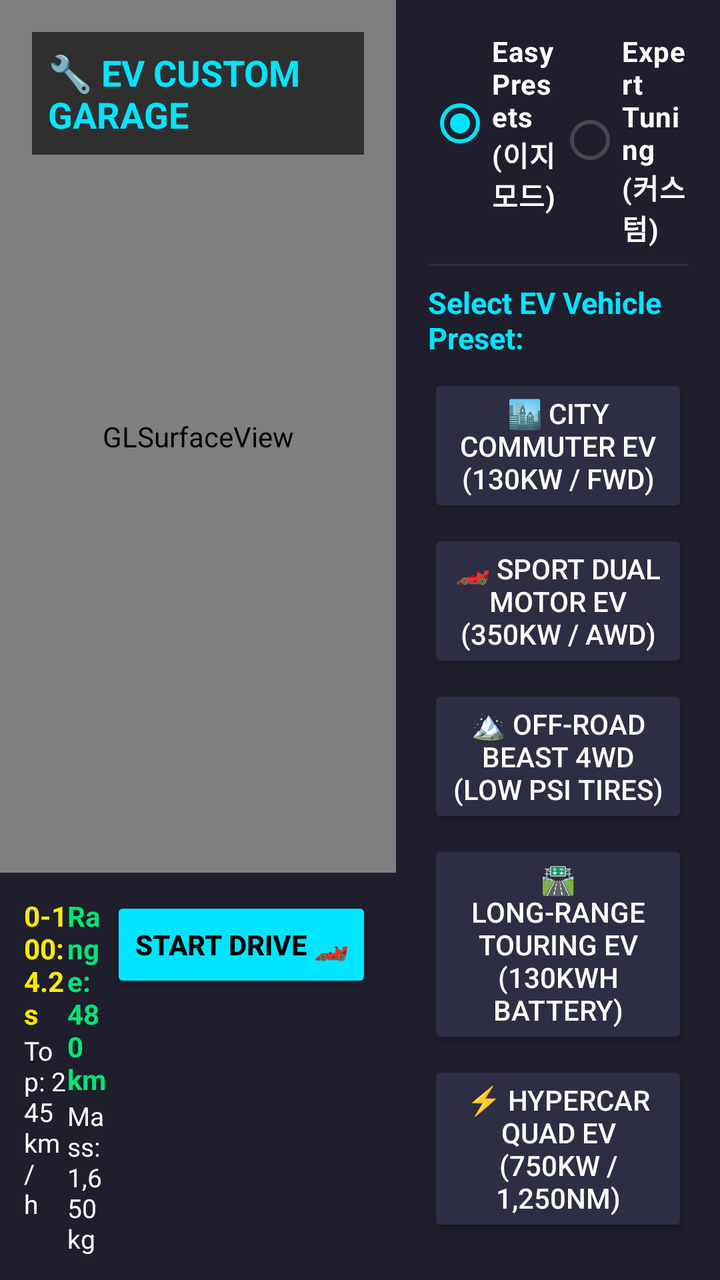
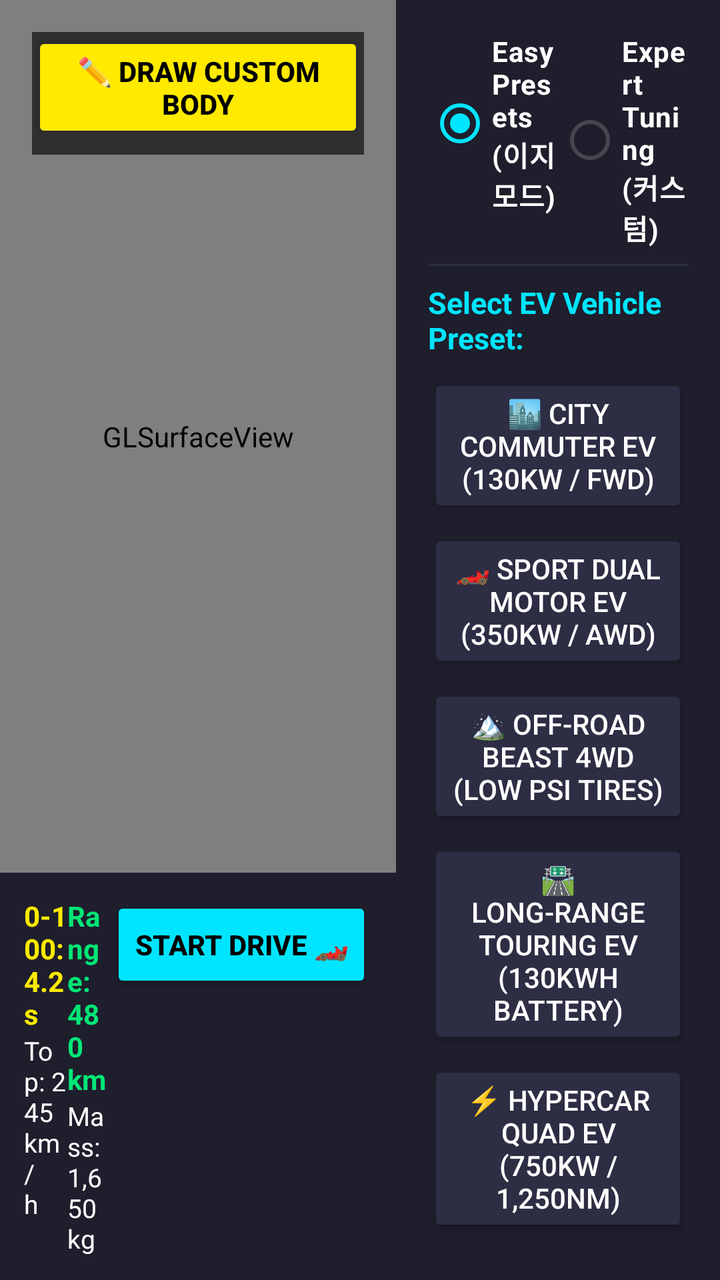

An Android layout rendered at two revisions. The XML below is the earlier revision; the diff shows what the commit changed to produce the second picture.
<!-- AndroidManifest.xml: application theme Theme.OpenWorld3DRacer -->
<!-- res/layout/activity_garage.xml -->
<?xml version="1.0" encoding="utf-8"?>
<LinearLayout xmlns:android="http://schemas.android.com/apk/res/android"
    xmlns:app="http://schemas.android.com/apk/res-auto"
    android:layout_width="match_parent"
    android:layout_height="match_parent"
    android:background="@color/dark_bg"
    android:orientation="horizontal">

    
    <LinearLayout
        android:layout_width="0dp"
        android:layout_height="match_parent"
        android:layout_weight="1.1"
        android:orientation="vertical">

        
        <FrameLayout
            android:layout_width="match_parent"
            android:layout_height="0dp"
            android:layout_weight="1">

            <android.opengl.GLSurfaceView
                android:id="@+id/glSurfaceGarage"
                android:layout_width="match_parent"
                android:layout_height="match_parent" />

            
            <TextView
                android:layout_width="wrap_content"
                android:layout_height="wrap_content"
                android:layout_margin="16dp"
                android:background="#A0000000"
                android:padding="8dp"
                android:text="🔧 EV CUSTOM GARAGE"
                android:textColor="@color/neon_blue"
                android:textSize="18sp"
                android:textStyle="bold" />
        </FrameLayout>

        
        <LinearLayout
            android:layout_width="match_parent"
            android:layout_height="wrap_content"
            android:background="@color/card_bg"
            android:orientation="horizontal"
            android:padding="12dp">

            <LinearLayout
                android:layout_width="0dp"
                android:layout_height="wrap_content"
                android:layout_weight="1"
                android:orientation="vertical">
                <TextView
                    android:id="@+id/tvStatAccel"
                    android:layout_width="wrap_content"
                    android:layout_height="wrap_content"
                    android:text="0-100: 4.2s"
                    android:textColor="@color/neon_yellow"
                    android:textSize="14sp"
                    android:textStyle="bold" />
                <TextView
                    android:id="@+id/tvStatSpeed"
                    android:layout_width="wrap_content"
                    android:layout_height="wrap_content"
                    android:text="Top: 245 km/h"
                    android:textColor="@color/white"
                    android:textSize="13sp" />
            </LinearLayout>

            <LinearLayout
                android:layout_width="0dp"
                android:layout_height="wrap_content"
                android:layout_weight="1"
                android:orientation="vertical">
                <TextView
                    android:id="@+id/tvStatRange"
                    android:layout_width="wrap_content"
                    android:layout_height="wrap_content"
                    android:text="Range: 480 km"
                    android:textColor="@color/neon_green"
                    android:textSize="14sp"
                    android:textStyle="bold" />
                <TextView
                    android:id="@+id/tvStatMass"
                    android:layout_width="wrap_content"
                    android:layout_height="wrap_content"
                    android:text="Mass: 1,650 kg"
                    android:textColor="@color/white"
                    android:textSize="13sp" />
            </LinearLayout>

            <Button
                android:id="@+id/btnDriveNow"
                android:layout_width="wrap_content"
                android:layout_height="wrap_content"
                android:backgroundTint="@color/neon_blue"
                android:text="START DRIVE 🏎️"
                android:textColor="@color/black"
                android:textStyle="bold" />
        </LinearLayout>
    </LinearLayout>

    
    <LinearLayout
        android:layout_width="0dp"
        android:layout_height="match_parent"
        android:layout_weight="0.9"
        android:background="@color/card_bg"
        android:orientation="vertical"
        android:padding="16dp">

        
        <RadioGroup
            android:id="@+id/rgMode"
            android:layout_width="match_parent"
            android:layout_height="wrap_content"
            android:checkedButton="@id/rbEasyMode"
            android:orientation="horizontal">

            <RadioButton
                android:id="@+id/rbEasyMode"
                android:layout_width="0dp"
                android:layout_height="wrap_content"
                android:layout_weight="1"
                android:buttonTint="@color/neon_blue"
                android:text="Easy Presets (이지 모드)"
                android:textColor="@color/white"
                android:textStyle="bold" />

            <RadioButton
                android:id="@+id/rbExpertMode"
                android:layout_width="0dp"
                android:layout_height="wrap_content"
                android:layout_weight="1"
                android:buttonTint="@color/neon_blue"
                android:text="Expert Tuning (커스텀)"
                android:textColor="@color/white"
                android:textStyle="bold" />
        </RadioGroup>

        <View
            android:layout_width="match_parent"
            android:layout_height="1dp"
            android:layout_marginVertical="8dp"
            android:background="@color/card_stroke" />

        
        <ScrollView
            android:layout_width="match_parent"
            android:layout_height="match_parent">

            <LinearLayout
                android:layout_width="match_parent"
                android:layout_height="wrap_content"
                android:orientation="vertical">

                
                <LinearLayout
                    android:id="@+id/layoutEasyMode"
                    android:layout_width="match_parent"
                    android:layout_height="wrap_content"
                    android:orientation="vertical"
                    android:visibility="visible">

                    <TextView
                        android:layout_width="wrap_content"
                        android:layout_height="wrap_content"
                        android:text="Select EV Vehicle Preset:"
                        android:textColor="@color/neon_blue"
                        android:textSize="15sp"
                        android:textStyle="bold" />

                    <Button
                        android:id="@+id/btnPresetCity"
                        android:layout_width="match_parent"
                        android:layout_height="wrap_content"
                        android:layout_marginTop="8dp"
                        android:backgroundTint="@color/card_stroke"
                        android:text="🏙️ City Commuter EV (130kW / FWD)"
                        android:textColor="@color/white" />

                    <Button
                        android:id="@+id/btnPresetSport"
                        android:layout_width="match_parent"
                        android:layout_height="wrap_content"
                        android:layout_marginTop="6dp"
                        android:backgroundTint="@color/card_stroke"
                        android:text="🏎️ Sport Dual Motor EV (350kW / AWD)"
                        android:textColor="@color/white" />

                    <Button
                        android:id="@+id/btnPresetOffroad"
                        android:layout_width="match_parent"
                        android:layout_height="wrap_content"
                        android:layout_marginTop="6dp"
                        android:backgroundTint="@color/card_stroke"
                        android:text="🏔️ Off-Road Beast 4WD (Low PSI Tires)"
                        android:textColor="@color/white" />

                    <Button
                        android:id="@+id/btnPresetLongRange"
                        android:layout_width="match_parent"
                        android:layout_height="wrap_content"
                        android:layout_marginTop="6dp"
                        android:backgroundTint="@color/card_stroke"
                        android:text="🛣️ Long-Range Touring EV (130kWh Battery)"
                        android:textColor="@color/white" />

                    <Button
                        android:id="@+id/btnPresetHypercar"
                        android:layout_width="match_parent"
                        android:layout_height="wrap_content"
                        android:layout_marginTop="6dp"
                        android:backgroundTint="@color/card_stroke"
                        android:text="⚡ Hypercar Quad EV (750kW / 1,250Nm)"
                        android:textColor="@color/white" />
                </LinearLayout>

                
                <LinearLayout
                    android:id="@+id/layoutExpertMode"
                    android:layout_width="match_parent"
                    android:layout_height="wrap_content"
                    android:orientation="vertical"
                    android:visibility="gone">

                    
                    <TextView
                        android:layout_width="wrap_content"
                        android:layout_height="wrap_content"
                        android:text="⚡ Motor Layout &amp; Power"
                        android:textColor="@color/neon_blue"
                        android:textStyle="bold" />

                    <RadioGroup
                        android:id="@+id/rgMotorLayout"
                        android:layout_width="match_parent"
                        android:layout_height="wrap_content"
                        android:orientation="horizontal">
                        <RadioButton
                            android:id="@+id/rbFWD"
                            android:layout_width="0dp"
                            android:layout_height="wrap_content"
                            android:layout_weight="1"
                            android:text="FWD"
                            android:textColor="@color/white" />
                        <RadioButton
                            android:id="@+id/rbRWD"
                            android:layout_width="0dp"
                            android:layout_height="wrap_content"
                            android:layout_weight="1"
                            android:text="RWD"
                            android:textColor="@color/white" />
                        <RadioButton
                            android:id="@+id/rbAWD"
                            android:layout_width="0dp"
                            android:layout_height="wrap_content"
                            android:layout_weight="1"
                            android:text="AWD Dual"
                            android:textColor="@color/white" />
                    </RadioGroup>

                    <TextView
                        android:id="@+id/tvLabelPower"
                        android:layout_width="wrap_content"
                        android:layout_height="wrap_content"
                        android:layout_marginTop="8dp"
                        android:text="Max Motor Power: 250 kW"
                        android:textColor="@color/white" />
                    <SeekBar
                        android:id="@+id/sbPower"
                        android:layout_width="match_parent"
                        android:layout_height="wrap_content"
                        android:max="700"
                        android:progress="150" />

                    
                    <TextView
                        android:layout_width="wrap_content"
                        android:layout_height="wrap_content"
                        android:layout_marginTop="12dp"
                        android:text="🔋 Battery Capacity &amp; Weight"
                        android:textColor="@color/neon_green"
                        android:textStyle="bold" />

                    <TextView
                        android:id="@+id/tvLabelBatteryCapacity"
                        android:layout_width="wrap_content"
                        android:layout_height="wrap_content"
                        android:text="Capacity: 75 kWh (Weight: 500 kg)"
                        android:textColor="@color/white" />
                    <SeekBar
                        android:id="@+id/sbBatteryCapacity"
                        android:layout_width="match_parent"
                        android:layout_height="wrap_content"
                        android:max="100"
                        android:progress="35" />

                    <TextView
                        android:id="@+id/tvLabelBatteryPos"
                        android:layout_width="wrap_content"
                        android:layout_height="wrap_content"
                        android:text="Battery Position (CoG Balance): Center"
                        android:textColor="@color/white" />
                    <SeekBar
                        android:id="@+id/sbBatteryPos"
                        android:layout_width="match_parent"
                        android:layout_height="wrap_content"
                        android:max="100"
                        android:progress="50" />

                    
                    <TextView
                        android:layout_width="wrap_content"
                        android:layout_height="wrap_content"
                        android:layout_marginTop="12dp"
                        android:text="🛞 Wheels &amp; Tire Pressure (공기압)"
                        android:textColor="@color/neon_yellow"
                        android:textStyle="bold" />

                    <TextView
                        android:id="@+id/tvLabelTirePsi"
                        android:layout_width="wrap_content"
                        android:layout_height="wrap_content"
                        android:text="Tire Pressure: 33 PSI"
                        android:textColor="@color/white" />
                    <SeekBar
                        android:id="@+id/sbTirePsi"
                        android:layout_width="match_parent"
                        android:layout_height="wrap_content"
                        android:max="30"
                        android:progress="13" />

                    <TextView
                        android:id="@+id/tvLabelTireWidth"
                        android:layout_width="wrap_content"
                        android:layout_height="wrap_content"
                        android:text="Tire Width: 235 mm"
                        android:textColor="@color/white" />
                    <SeekBar
                        android:id="@+id/sbTireWidth"
                        android:layout_width="match_parent"
                        android:layout_height="wrap_content"
                        android:max="130"
                        android:progress="40" />

                </LinearLayout>
            </LinearLayout>
        </ScrollView>
    </LinearLayout>
</LinearLayout>
<!-- resources referenced by this layout -->
<resources>
  <color name="black">#FF000000</color>
  <color name="card_bg">#1E1E2C</color>
  <color name="card_stroke">#2D2D44</color>
  <color name="dark_bg">#121212</color>
  <color name="neon_blue">#00E5FF</color>
  <color name="neon_green">#00E676</color>
  <color name="neon_yellow">#FFEA00</color>
  <color name="white">#FFFFFFFF</color>
  <style name="Theme.OpenWorld3DRacer" parent="Theme.Material3.DayNight.NoActionBar">
          <item name="colorPrimary">@color/neon_blue</item>
          <item name="colorSecondary">@color/neon_green</item>
          <item name="android:statusBarColor">@color/dark_bg</item>
          <item name="android:windowBackground">@color/dark_bg</item>
      </style>
</resources>

<!-- the commit's change to res/layout/activity_garage.xml (unified diff, before → after) -->
@@ -34,6 +34,18 @@
                 android:text="🔧 EV CUSTOM GARAGE"
                 android:textColor="@color/neon_blue"
                 android:textSize="18sp"
+                android:textStyle="bold" />
+
+            
+            <Button
+                android:id="@+id/btnDrawCustomBody"
+                android:layout_width="wrap_content"
+                android:layout_height="wrap_content"
+                android:layout_gravity="top|end"
+                android:layout_margin="16dp"
+                android:backgroundTint="@color/neon_yellow"
+                android:text="✏️ DRAW CUSTOM BODY"
+                android:textColor="@color/black"
                 android:textStyle="bold" />
         </FrameLayout>
 
